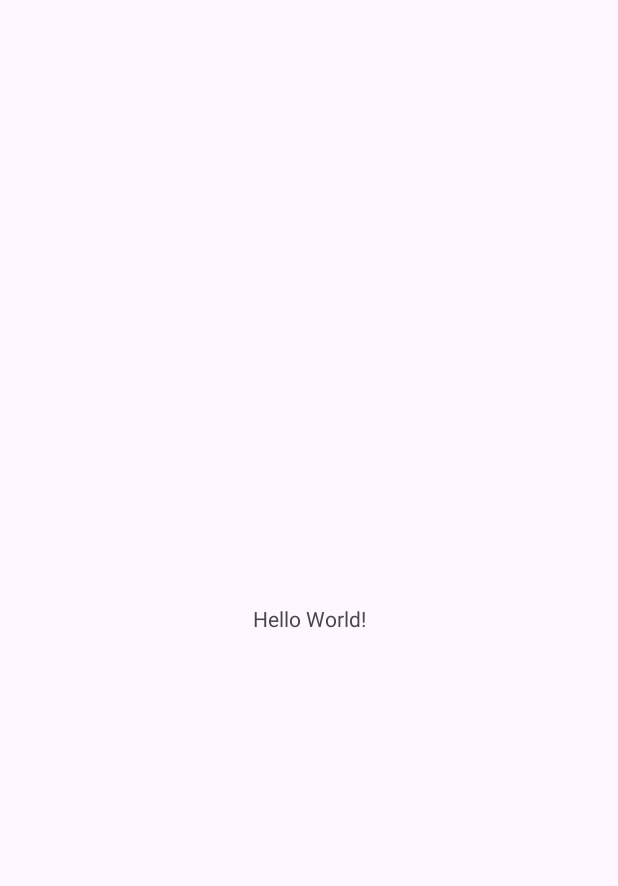
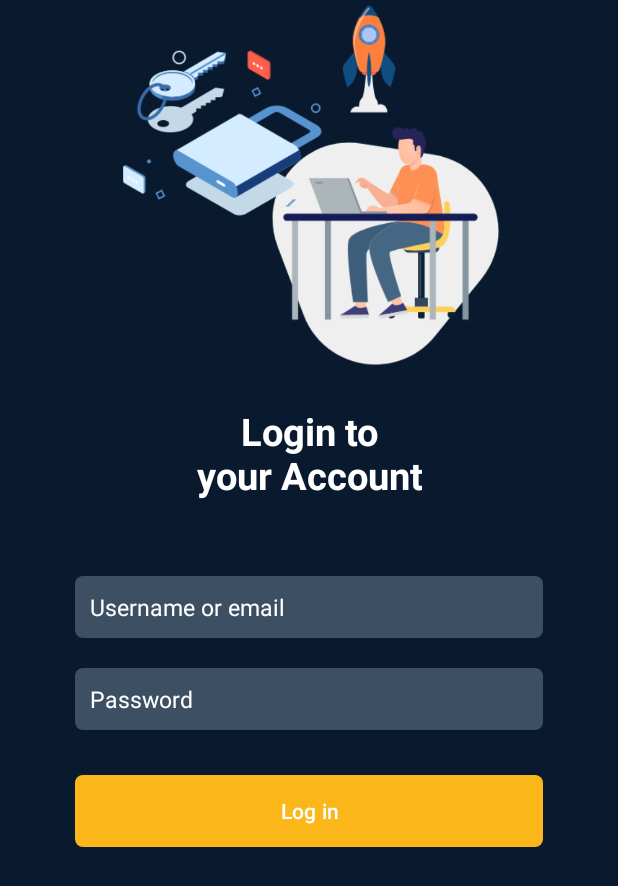
Before and after one commit to sahetu/InternshipOnline, an Android app: the screen it shows after launch (MainActivity), on a phone screen of 412 x 824 dp. Before the commit the part shown is almost empty. Shown: the top 886 px of the screen. Run offline under Robolectric (Android 15) with nearby library versions, the phone set to English and light mode, and no system bars.

Commit message:
Login Commit

```diff
--- /dev/null
+++ b/app/src/main/res/drawable/custom_border.xml
@@ -0,0 +1,7 @@
+<?xml version="1.0" encoding="utf-8"?>
+<shape xmlns:android="http://schemas.android.com/apk/res/android">
+
+    <corners android:radius="5dp"/>
+    <solid android:color="#B353657A"/>
+
+</shape>
--- /dev/null
+++ b/app/src/main/res/drawable/custom_button.xml
@@ -0,0 +1,7 @@
+<?xml version="1.0" encoding="utf-8"?>
+<shape xmlns:android="http://schemas.android.com/apk/res/android">
+
+    <corners android:radius="5dp"/>
+    <solid android:color="#FBB719"/>
+
+</shape>
--- a/app/src/main/res/layout/activity_main.xml
+++ b/app/src/main/res/layout/activity_main.xml
@@ -1,18 +1,68 @@
 <?xml version="1.0" encoding="utf-8"?>
-<androidx.constraintlayout.widget.ConstraintLayout xmlns:android="http://schemas.android.com/apk/res/android"
+<RelativeLayout xmlns:android="http://schemas.android.com/apk/res/android"
     xmlns:app="http://schemas.android.com/apk/res-auto"
     xmlns:tools="http://schemas.android.com/tools"
     android:layout_width="match_parent"
     android:layout_height="match_parent"
+    android:background="@color/dark_blue"
     tools:context=".MainActivity">
 
+    <ImageView
+        android:id="@+id/main_image"
+        android:src="@drawable/bg_image"
+        android:layout_width="match_parent"
+        android:layout_height="250dp"/>
+
     <TextView
+        android:id="@+id/main_title"
+        android:layout_marginTop="20dp"
+        android:textStyle="bold"
+        android:textAlignment="center"
+        android:textSize="25dp"
+        android:layout_below="@id/main_image"
+        android:layout_centerHorizontal="true"
+        android:textColor="@color/white"
+        android:text="Login to\nyour Account"
         android:layout_width="wrap_content"
-        android:layout_height="wrap_content"
-        android:text="Hello World!"
-        app:layout_constraintBottom_toBottomOf="parent"
-        app:layout_constraintEnd_toEndOf="parent"
-        app:layout_constraintStart_toStartOf="parent"
-        app:layout_constraintTop_toTopOf="parent" />
+        android:layout_height="wrap_content"/>
 
-</androidx.constraintlayout.widget.ConstraintLayout>
+    <EditText
+        android:textSize="15dp"
+        android:id="@+id/main_username"
+        android:padding="10dp"
+        android:background="@drawable/custom_border"
+        android:textColor="@color/white"
+        android:textColorHint="@color/white"
+        android:hint="Username or email"
+        android:layout_marginTop="50dp"
+        android:layout_marginHorizontal="50dp"
+        android:layout_below="@id/main_title"
+        android:layout_width="match_parent"
+        android:layout_height="wrap_content"/>
+
+    <EditText
+        android:textSize="15dp"
+        android:id="@+id/main_password"
+        android:padding="10dp"
+        android:background="@drawable/custom_border"
+        android:textColor="@color/white"
+        android:textColorHint="@color/white"
+        android:hint="Password"
+        android:layout_marginTop="20dp"
+        android:layout_marginHorizontal="50dp"
+        android:layout_below="@id/main_username"
+        android:layout_width="match_parent"
+        android:layout_height="wrap_content"/>
+
+    <Button
+        android:id="@+id/main_login"
+        android:text="Log in"
+        app:backgroundTint="@null"
+        android:background="@drawable/custom_button"
+        android:layout_marginTop="30dp"
+        android:layout_marginHorizontal="50dp"
+        android:layout_below="@id/main_password"
+        android:layout_width="match_parent"
+        android:layout_height="wrap_content"/>
+
+</RelativeLayout>
--- a/app/src/main/res/values/colors.xml
+++ b/app/src/main/res/values/colors.xml
@@ -2,4 +2,5 @@
 <resources>
     <color name="black">#FF000000</color>
     <color name="white">#FFFFFFFF</color>
+    <color name="dark_blue">#091A2F</color>
 </resources>
```
Also changed, not shown: app/src/main/res/drawable/bg_image.png (added).
